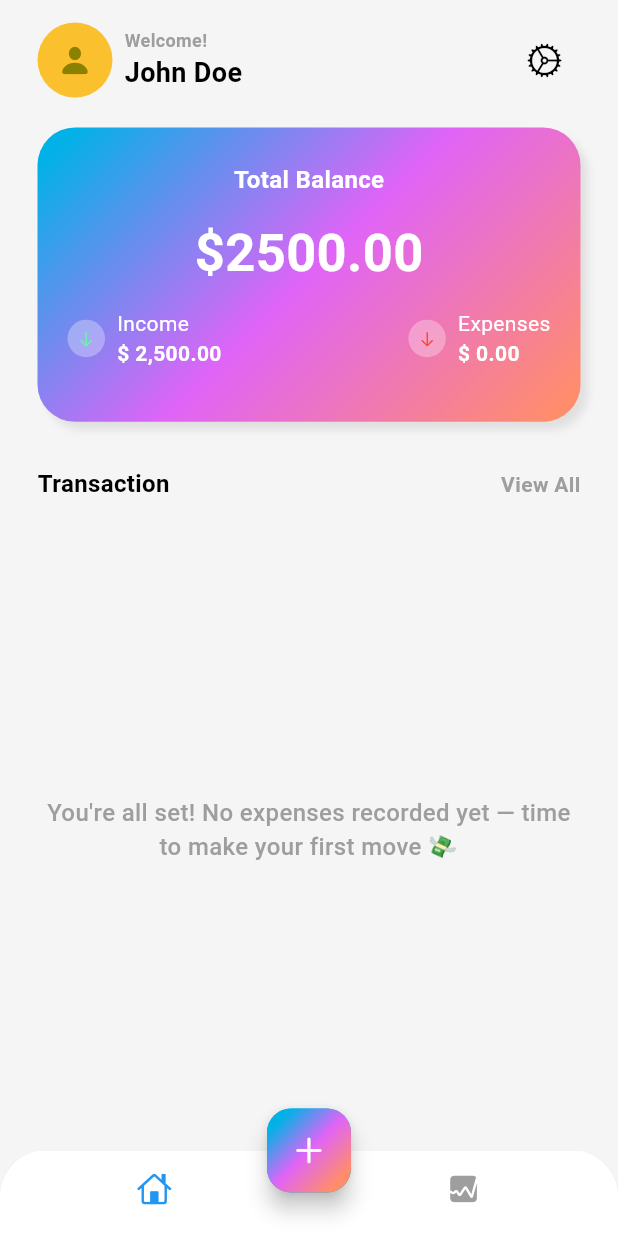
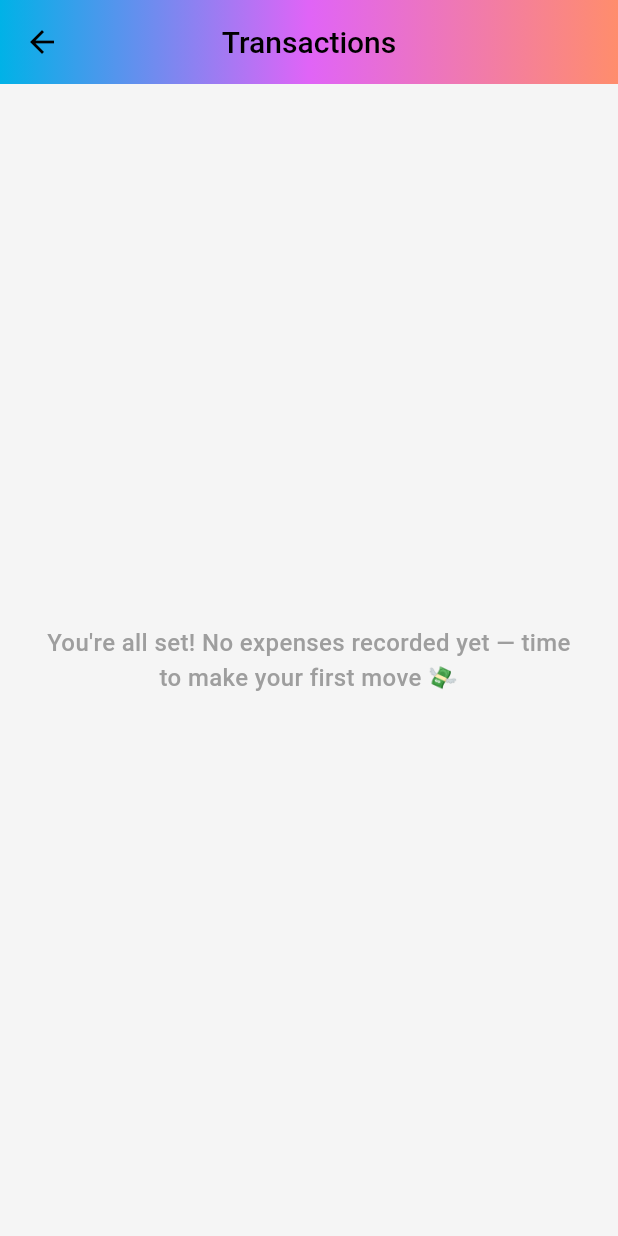
Before and after one commit to Fatma-kabil/MoneyNest, a Flutter app: the screen it shows after launch, after a tap on "View All", on a phone screen of 412 x 824 dp. Run offline on Flutter 3.47's test engine with Material 3 defaults, Android fonts, the phone set to English and light mode, and no system bars; our stand-ins replace bloc, cloud_firestore, firebase_core, fl_chart, flutter_bloc, flutter_colorpicker; accounts and stored records are empty.

Commit message:
create transactions view

```diff
--- a/lib/app_style.dart
+++ b/lib/app_style.dart
@@ -8,7 +8,7 @@ class AppStyles {
   );
 
   static const TextStyle userNameText = TextStyle(
-    fontSize: 18,
+    fontSize: 16,
     fontWeight: FontWeight.bold,
     color: Colors.black, // هتتغير داخل الاستخدام لو عايزة
   );
--- a/lib/features/add_expenses/presentation/views/widgets/custom_text_button.dart
+++ b/lib/features/add_expenses/presentation/views/widgets/custom_text_button.dart
@@ -1,8 +1,9 @@
 import 'package:flutter/material.dart';
 
 class CustomTextButton extends StatelessWidget {
-  const CustomTextButton({super.key, this.onPressed});
- final void Function()? onPressed;
+  const CustomTextButton({super.key, this.onPressed, this.buttonText});
+  final void Function()? onPressed;
+  final String? buttonText;
 
   @override
   Widget build(BuildContext context) {
@@ -10,7 +11,7 @@ class CustomTextButton extends StatelessWidget {
       width: double.infinity,
       height: kTextTabBarHeight,
       child: TextButton(
-        onPressed:onPressed,
+        onPressed: onPressed,
         style: TextButton.styleFrom(
           backgroundColor: Colors.black,
           shape: RoundedRectangleBorder(
@@ -19,7 +20,7 @@ class CustomTextButton extends StatelessWidget {
         ),
 
         child: Text(
-          'Save',
+          buttonText ?? 'Save',
           style: TextStyle(fontSize: 20, color: Colors.white),
         ),
       ),
--- /dev/null
+++ b/lib/features/home/presentation/views/transaction_view.dart
@@ -0,0 +1,32 @@
+import 'package:flutter/material.dart';
+import 'package:money_nest/app_style.dart';
+import 'package:money_nest/features/home/presentation/views/widgets/transaction_view_body.dart';
+
+class TransactionView extends StatelessWidget {
+  const TransactionView({super.key});
+
+  @override
+  Widget build(BuildContext context) {
+    return Scaffold(
+      appBar: AppBar(
+        // نسيب الـ backgroundColor شفاف عشان نستخدم gradient في flexibleSpace
+        backgroundColor: Colors.transparent,
+        elevation: 0,
+        flexibleSpace: Container(
+          decoration: BoxDecoration(
+            gradient: LinearGradient(
+              colors: [
+                Theme.of(context).colorScheme.primary,
+                Theme.of(context).colorScheme.secondary,
+                Theme.of(context).colorScheme.tertiary,
+              ],
+            ),
+          ),
+        ),
+        title: Text('Transactions', style: AppStyles.textMeduim20),
+        centerTitle: true,
+      ),
+      body: const TransactionViewBody(),
+    );
+  }
+}
--- a/lib/features/home/presentation/views/widgets/home_view_body.dart
+++ b/lib/features/home/presentation/views/widgets/home_view_body.dart
@@ -2,6 +2,7 @@ import 'package:flutter/material.dart';
 import 'package:flutter_bloc/flutter_bloc.dart';
 
 import 'package:money_nest/features/add_expenses/presentation/manager/get_all_expenses_cubit/get_all_expenses_cubit.dart';
+import 'package:money_nest/features/home/presentation/views/transaction_view.dart';
 import 'package:money_nest/features/home/presentation/views/widgets/total_balance_card.dart';
 import 'package:money_nest/features/home/presentation/views/widgets/transaction_header.dart';
 import 'package:money_nest/features/home/presentation/views/widgets/usr_info_header.dart';
@@ -18,7 +19,9 @@ class HomeViewBody extends StatelessWidget {
         child: BlocBuilder<GetAllExpensesCubit, GetAllExpensesState>(
           builder: (context, state) {
             if (state is GetAllExpensesLoading) {
-              return const Center(child: CircularProgressIndicator(color: Colors.grey));
+              return const Center(
+                child: CircularProgressIndicator(color: Colors.grey),
+              );
             } else if (state is GetAllExpensesFailure) {
               return Center(child: Text(state.errorMessage));
             } else if (state is GetAllExpensesSuccess) {
@@ -34,7 +37,18 @@ class HomeViewBody extends StatelessWidget {
                   const SizedBox(height: 20),
                   TotalBalanceCard(totalExpenses: totalExpenses),
                   const SizedBox(height: 30),
-                  TransactionHeader(onViewAllTap: () {}),
+                  TransactionHeader(
+                    onViewAllTap: () {
+                      Navigator.push(
+                        context,
+                        MaterialPageRoute(
+                          builder: (context) {
+                            return TransactionView();
+                          },
+                        ),
+                      );
+                    },
+                  ),
                   const SizedBox(height: 20),
                   Expanded(child: TransactionListView(expenses: expenses)),
                 ],
--- a/lib/features/home/presentation/views/widgets/profile_avatar.dart
+++ b/lib/features/home/presentation/views/widgets/profile_avatar.dart
@@ -10,8 +10,8 @@ class ProfileAvatar extends StatelessWidget {
       alignment: Alignment.center,
       children: [
         Container(
-          width: 50,
-          height: 50,
+          width: 45,
+          height: 45,
           decoration: BoxDecoration(
             shape: BoxShape.circle,
             color: Colors.yellow[700],
--- /dev/null
+++ b/lib/features/home/presentation/views/widgets/transaction_view_body.dart
@@ -0,0 +1,42 @@
+import 'package:flutter/material.dart';
+import 'package:flutter_bloc/flutter_bloc.dart';
+import 'package:money_nest/features/add_expenses/presentation/manager/get_all_expenses_cubit/get_all_expenses_cubit.dart';
+import 'package:money_nest/features/add_expenses/presentation/views/widgets/custom_text_button.dart';
+import 'package:money_nest/features/home/presentation/views/widgets/transaction_list_view.dart';
+
+class TransactionViewBody extends StatelessWidget {
+  const TransactionViewBody({super.key});
+
+  @override
+  Widget build(BuildContext context) {
+    return Padding(
+      padding: const EdgeInsets.symmetric(horizontal: 25.0, vertical: 15),
+      child: BlocBuilder<GetAllExpensesCubit, GetAllExpensesState>(
+        builder: (context, state) {
+          if (state is GetAllExpensesLoading) {
+            return const Center(
+              child: CircularProgressIndicator(color: Colors.grey),
+            );
+          } else if (state is GetAllExpensesFailure) {
+            return Center(child: Text(state.errorMessage));
+          } else if (state is GetAllExpensesSuccess) {
+            final expenses = state.expenses;
+
+            return Column(
+              children: [
+                Expanded(child: TransactionListView(expenses: expenses)),
+
+                if (expenses.isNotEmpty)
+                  CustomTextButton(
+                    buttonText: 'Delete',
+                  ), // ✅ هيظهر فقط لو فيه مصاريف
+              ],
+            );
+          } else {
+            return const SizedBox.shrink();
+          }
+        },
+      ),
+    );
+  }
+}
```
